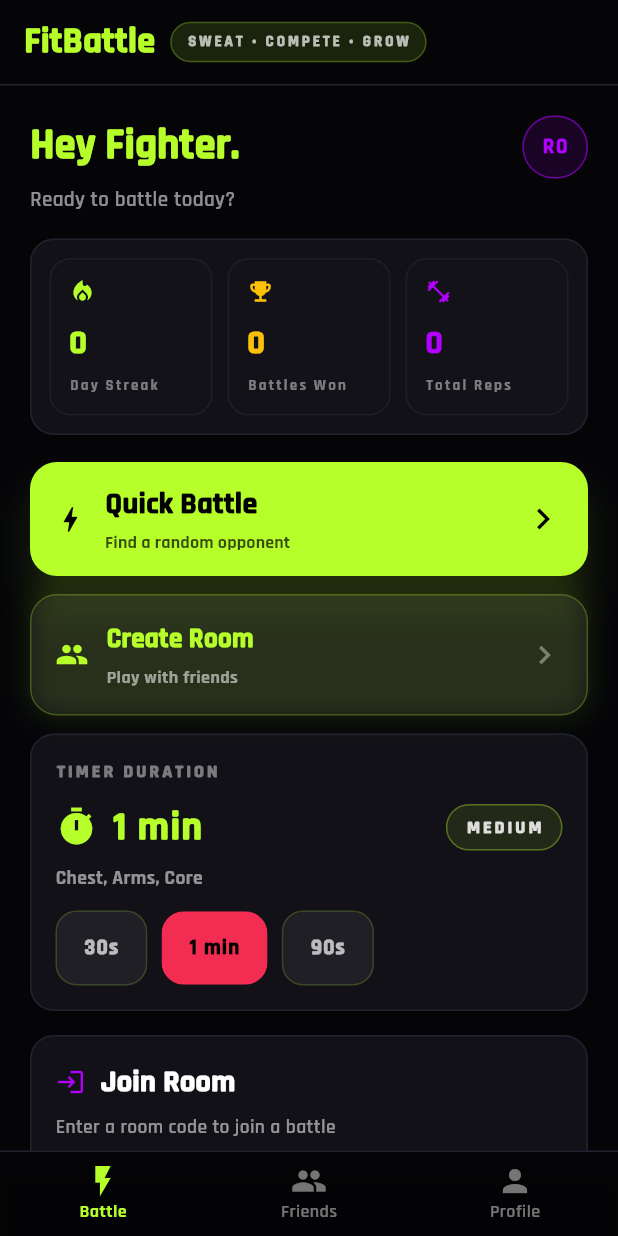
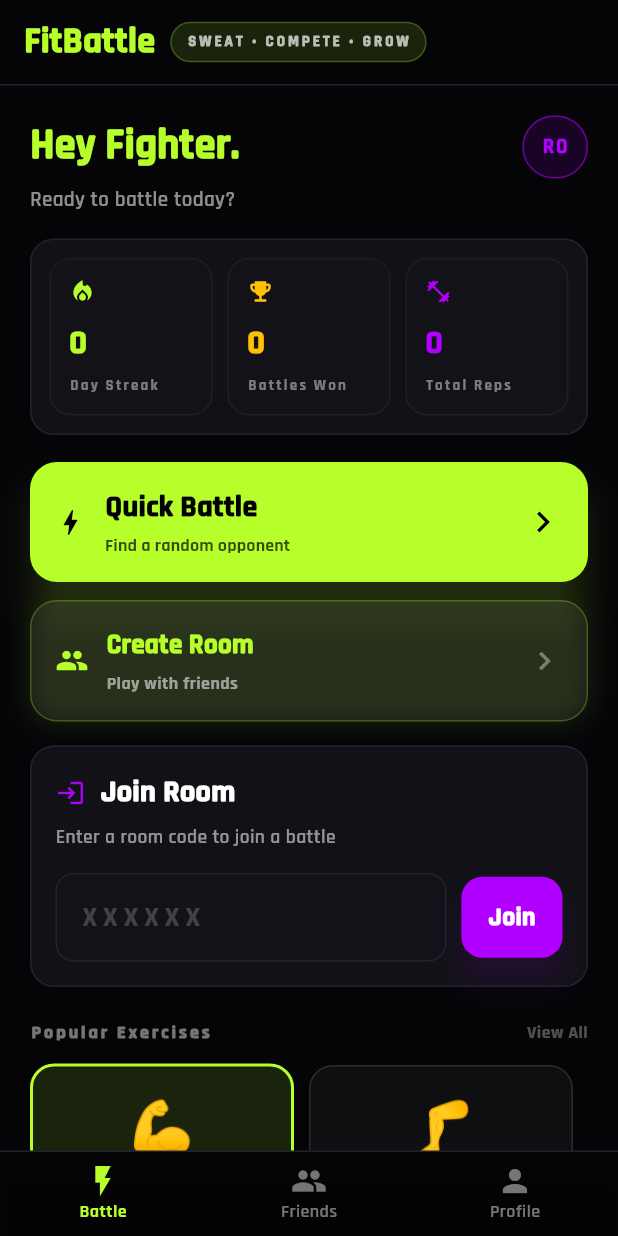
Before and after one commit to Yogesh-Chandra-007/FitBattle, a Flutter app: the screen it shows once a user with an empty profile is signed in, on a phone screen of 412 x 824 dp. Run offline on Flutter 3.47's test engine with Material 3 defaults, Android fonts, the phone set to English and light mode, and no system bars; drawn by our look-alikes of flutter_animate; our stand-ins replace camera, firebase_auth, firebase_core, firebase_database, google_fonts, package_info_plus and 2 more; missing offline and left inert: google_mlkit_pose_detection; accounts and stored records are empty.

```diff
--- a/lib/main.dart
+++ b/lib/main.dart
@@ -27,15 +27,13 @@ class FitnessBattleApp extends StatelessWidget {
         ChangeNotifierProvider(create: (_) => AuthService()),
         ChangeNotifierProvider(create: (_) => BattleService()),
       ],
-      child: Consumer<ThemeNotifier>(
-        builder: (_, themeNotifier, __) => MaterialApp(
-          title: 'Fitness Battle',
-          debugShowCheckedModeBanner: false,
-          themeMode: themeNotifier.mode,
-          theme: buildLightTheme(),
-          darkTheme: buildDarkTheme(),
-          home: const SplashScreen(),
-        ),
+      child: MaterialApp(
+        title: 'Fitness Battle',
+        debugShowCheckedModeBanner: false,
+        themeMode: ThemeMode.dark,
+        theme: buildLightTheme(),
+        darkTheme: buildDarkTheme(),
+        home: const SplashScreen(),
       ),
     );
   }
--- a/lib/screens/battle_zone_screen.dart
+++ b/lib/screens/battle_zone_screen.dart
@@ -112,6 +112,15 @@ class _BattleZoneScreenState extends State<BattleZoneScreen> with TickerProvider
 
   Future<void> _startMatchmaking() async {
     if (_isBusy) return;
+
+    final auth = context.read<AuthService>();
+    final user = auth.currentUser;
+
+    if (user == null) {
+      _setError('You must be signed in to start matchmaking.');
+      return;
+    }
+
     HapticFeedback.heavyImpact();
 
     final duration = await _promptDuration();
@@ -124,14 +133,13 @@ class _BattleZoneScreenState extends State<BattleZoneScreen> with TickerProvider
     });
 
     final battle = context.read<BattleService>();
-    final myUid = context.read<AuthService>().currentUser?.uid ?? '';
 
     try {
       final roomId = await battle.findOrCreateMatchmakingRoom(_selectedExercise.id, _durationSeconds);
       if (!mounted) return;
 
       final room = battle.currentRoom;
-      final isHost = room == null || room.hostId == myUid;
+      final isHost = room == null || room.hostId == user.uid;
 
       Navigator.pushNamed(context, '/lobby', arguments: {
         'roomId': roomId,
@@ -243,8 +251,6 @@ class _BattleZoneScreenState extends State<BattleZoneScreen> with TickerProvider
                   _buildQuickBattleBlock(cs),
                   const SizedBox(height: 12),
                   _buildCreateRoomTile(cs),
-                  const SizedBox(height: 12),
-                  _buildTimerDurationSelector(cs),
 
                   const SizedBox(height: 16),
 
@@ -336,7 +342,6 @@ class _BattleZoneScreenState extends State<BattleZoneScreen> with TickerProvider
 
     return SizedBox(
       width: double.infinity,
-      height: 76,
       child: ElevatedButton(
         onPressed: _isBusy ? null : _startMatchmaking,
         style: ElevatedButton.styleFrom(
@@ -345,7 +350,7 @@ class _BattleZoneScreenState extends State<BattleZoneScreen> with TickerProvider
           elevation: 10,
           shadowColor: cs.primary.withValues(alpha: 0.35),
           shape: RoundedRectangleBorder(borderRadius: BorderRadius.circular(18)),
-          padding: const EdgeInsets.symmetric(horizontal: 16, vertical: 14),
+          padding: const EdgeInsets.symmetric(horizontal: 16, vertical: 16),
         ),
         child: Row(
           children: [
@@ -355,6 +360,7 @@ class _BattleZoneScreenState extends State<BattleZoneScreen> with TickerProvider
               child: Column(
                 crossAxisAlignment: CrossAxisAlignment.start,
                 mainAxisAlignment: MainAxisAlignment.center,
+                mainAxisSize: MainAxisSize.min,
                 children: [
                   Text(
                     'Quick Battle',
@@ -449,123 +455,6 @@ class _BattleZoneScreenState extends State<BattleZoneScreen> with TickerProvider
     ).animate().fadeIn(duration: 350.ms, delay: 140.ms).slideY(begin: 0.12);
   }
 
-  Widget _buildTimerDurationSelector(ColorScheme cs) {
-    final selectedDuration = _durationSeconds;
-    final competitive = Theme.of(context).colorScheme.error;
-
-    final difficulty = FitBattleGoalMapper.difficultyFromDurationSeconds(_durationSeconds);
-    final focus = FitBattleGoalMapper.bodyFocusFromExercise(_selectedExercise.id);
-
-    Widget pill(int durationSeconds, String label, {required bool isSelected}) {
-      return GestureDetector(
-        onTap: _isBusy
-            ? null
-            : () {
-                setState(() => _durationSeconds = durationSeconds);
-              },
-        child: AnimatedContainer(
-          duration: 180.ms,
-          padding: const EdgeInsets.symmetric(horizontal: 18, vertical: 14),
-          decoration: BoxDecoration(
-            color: isSelected ? competitive.withValues(alpha: 0.95) : cs.onSurface.withValues(alpha: 0.06),
-            borderRadius: BorderRadius.circular(14),
-            border: Border.all(
-              color: isSelected ? competitive : cs.primary.withValues(alpha: 0.18),
-              width: isSelected ? 0 : 1,
-            ),
-          ),
-          child: Text(
-            label,
-            style: GoogleFonts.rajdhani(
-              fontSize: 14,
-              fontWeight: FontWeight.w900,
-              color: isSelected ? Colors.black : cs.onSurface.withValues(alpha: 0.7),
-              letterSpacing: 0.8,
-            ),
-          ),
-        ),
-      );
-    }
-
-    return CyberpunkCard(
-      padding: const EdgeInsets.all(16),
-      glow: false,
-      child: Column(
-        crossAxisAlignment: CrossAxisAlignment.start,
-        children: [
-          Text(
-            'TIMER DURATION',
-            style: GoogleFonts.rajdhani(
-              fontSize: 12,
-              fontWeight: FontWeight.w900,
-              letterSpacing: 2,
-              color: cs.onSurface.withValues(alpha: 0.45),
-            ),
-          ),
-          const SizedBox(height: 10),
-          Row(
-            crossAxisAlignment: CrossAxisAlignment.center,
-            children: [
-              Icon(Icons.timer, color: cs.primary, size: 28),
-              const SizedBox(width: 10),
-              Text(
-                FitBattleGoalMapper.durationLabel(_durationSeconds),
-                style: GoogleFonts.rajdhani(
-                  fontSize: 26,
-                  fontWeight: FontWeight.w900,
-                  letterSpacing: 1,
-                  color: cs.primary,
-                ),
-              ),
-              const Spacer(),
-              Container(
-                padding: const EdgeInsets.symmetric(horizontal: 12, vertical: 6),
-                decoration: BoxDecoration(
-                  borderRadius: BorderRadius.circular(999),
-                  border: Border.all(color: cs.primary.withValues(alpha: 0.35), width: 1),
-                  color: cs.primary.withValues(alpha: 0.10),
-                ),
-                child: Text(
-                  difficulty.toUpperCase(),
-                  style: GoogleFonts.rajdhani(
-                    fontSize: 12,
-                    fontWeight: FontWeight.w900,
-                    letterSpacing: 2,
-                    color: cs.onSurface.withValues(alpha: 0.85),
-                  ),
-                ),
-              ),
-            ],
-          ),
-          const SizedBox(height: 6),
-          Text(
-            focus,
-            style: GoogleFonts.rajdhani(
-              fontSize: 13,
-              fontWeight: FontWeight.w800,
-              color: cs.onSurface.withValues(alpha: 0.55),
-            ),
-          ),
-          const SizedBox(height: 12),
-          SingleChildScrollView(
-            scrollDirection: Axis.horizontal,
-            child: Row(
-              children: [
-                for (int i = 0; i < FitBattleGoalMapper.availableDurations.length; i++) ...[
-                  if (i > 0) const SizedBox(width: 10),
-                  pill(
-                    FitBattleGoalMapper.availableDurations[i],
-                    FitBattleGoalMapper.durationLabel(FitBattleGoalMapper.availableDurations[i]),
-                    isSelected: selectedDuration == FitBattleGoalMapper.availableDurations[i],
-                  ),
-                ],
-              ],
-            ),
-          ),
-        ],
-      ),
-    );
-  }
 
   Widget _buildJoinRoomBlock(ColorScheme cs) {
     return CyberpunkCard(
--- a/lib/screens/home_screen.dart
+++ b/lib/screens/home_screen.dart
@@ -9,6 +9,7 @@ import 'battle_zone_screen.dart';
 import 'friends_screen.dart';
 import 'lobby_screen.dart';
 import 'profile_screen.dart';
+import 'settings_screen.dart';
 
 class HomeScreen extends StatefulWidget {
   const HomeScreen({super.key});
@@ -94,6 +95,11 @@ class _HomeScreenState extends State<HomeScreen> {
                 exercise: args['exercise'],
                 isHost: args['isHost'],
               ),
+            );
+          }
+          if (settings.name == '/settings') {
+            return MaterialPageRoute(
+              builder: (_) => const SettingsScreen(),
             );
           }
           return MaterialPageRoute(
--- a/pubspec.yaml
+++ b/pubspec.yaml
@@ -33,6 +33,7 @@ dependencies:
   shared_preferences: ^2.3.0
   flutter_animate: ^4.5.0
   animate_do: ^3.3.4
+  package_info_plus: ^8.0.0
 
 dev_dependencies:
   flutter_test:
```
Also changed, not shown: lib/screens/profile_screen.dart (+26 -36 lines), lib/screens/settings_screen.dart (added, +305 -0 lines), pubspec.lock.
